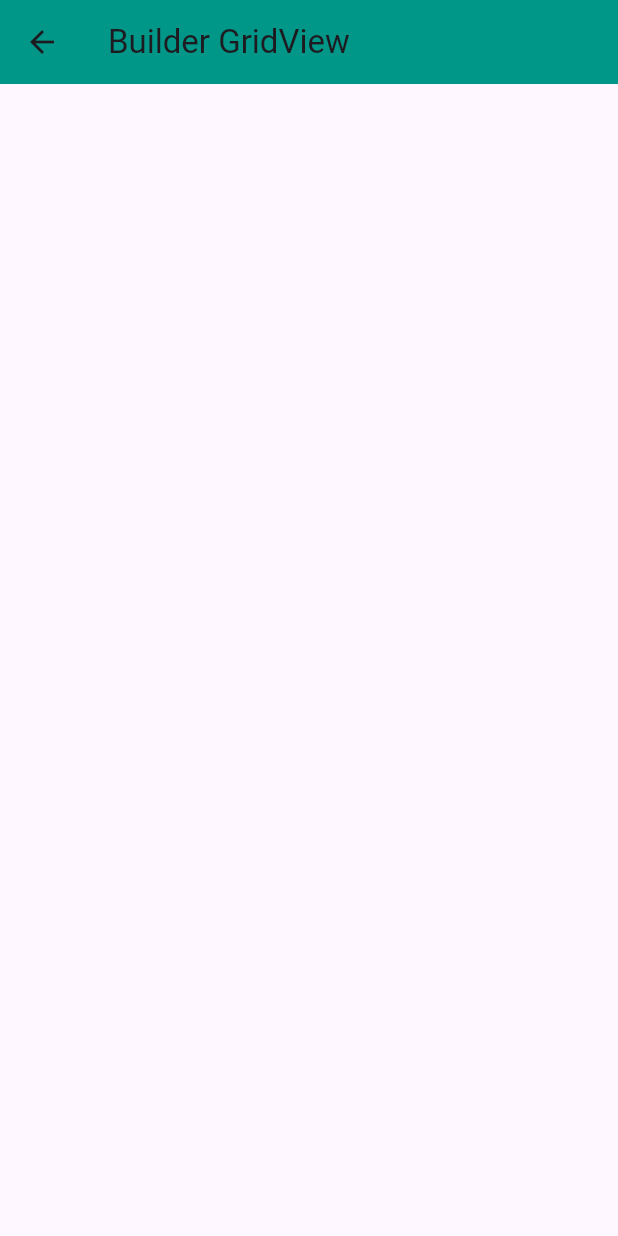
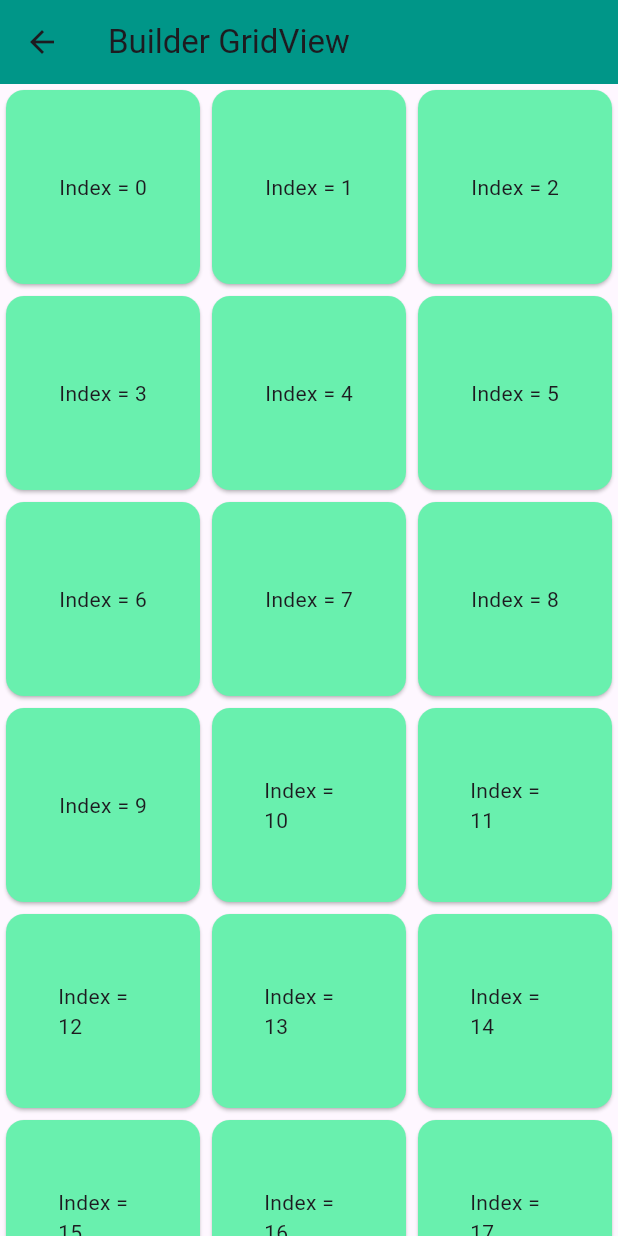
Before and after one commit to sajin-shrestha/flutter_college_project, a Flutter app: the BuilderGridView screen opened directly, on a phone screen of 412 x 824 dp. Run offline on Flutter 3.47's test engine with Material 3 defaults, Android fonts, the phone set to English and light mode, and no system bars; missing offline and left inert: spincircle_bottom_bar; network calls fail.

Commit message:
latest commit

```diff
--- a/lib/gridView/builderGridView.dart
+++ b/lib/gridView/builderGridView.dart
@@ -10,7 +10,24 @@ class BuilderGridView extends StatelessWidget {
         backgroundColor: Colors.teal,
         title: Text("Builder GridView"),
       ),
-
+      body: GridView.builder(
+        gridDelegate: SliverGridDelegateWithMaxCrossAxisExtent(
+          maxCrossAxisExtent: 200,
+        ),
+        itemBuilder: (ctx, index) {
+          return Card(
+            color: Colors.greenAccent,
+            child: Center(
+              child: Container(
+                height: 60,
+                width: 60,
+                alignment: Alignment.center,
+                child: Text("Index = $index"),
+              ),
+            ),
+          );
+        },
+      ),
     );
   }
 }
--- a/lib/home_page.dart
+++ b/lib/home_page.dart
@@ -2,6 +2,7 @@ import 'package:flutter/cupertino.dart';
 import 'package:flutter/material.dart';
 import 'package:spincircle_bottom_bar/modals.dart';
 import 'package:spincircle_bottom_bar/spincircle_bottom_bar.dart';
+import 'package:test_application/gallery.dart';
 import 'package:test_application/gridView/builderGridView.dart';
 import 'package:test_application/gridView/countGridView.dart';
 import 'package:test_application/gridView/normalGridView.dart';
@@ -128,7 +129,8 @@ class _MyHomePageState extends State<MyHomePage> {
               ),
           child: Container(
             color: Colors.orangeAccent.withAlpha(55),
-            child: listChild,
+            // child: listChild,
+            child: Gallery(),
           ),
         ),
       ),
```
Also changed, not shown: lib/gallery.dart (added, +58 -0 lines).
